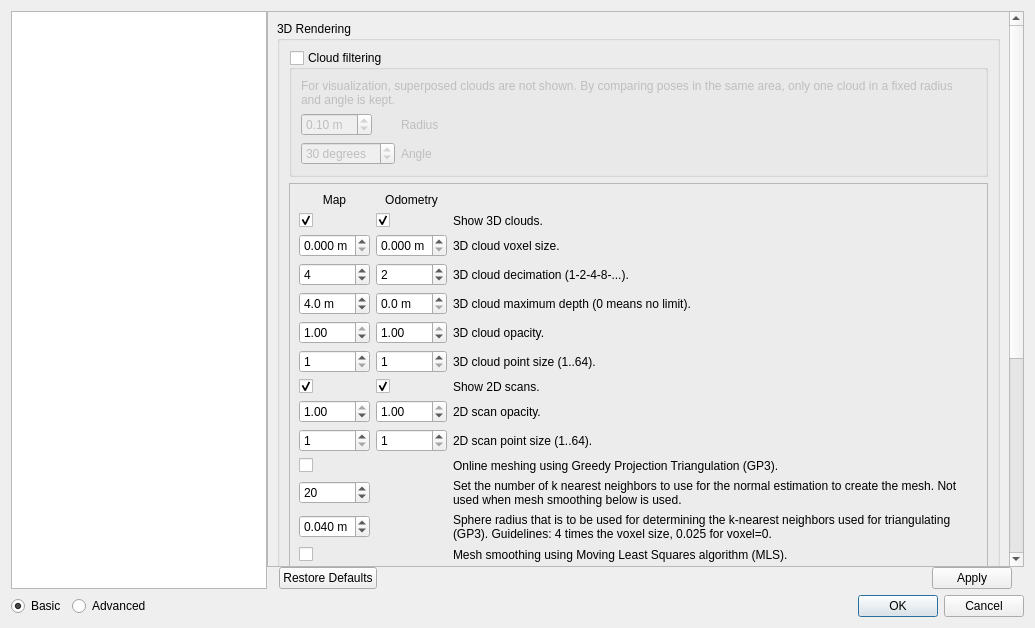
introlab/rtabmap, file guilib/src/ui/preferencesDialog.ui: the form before one commit.
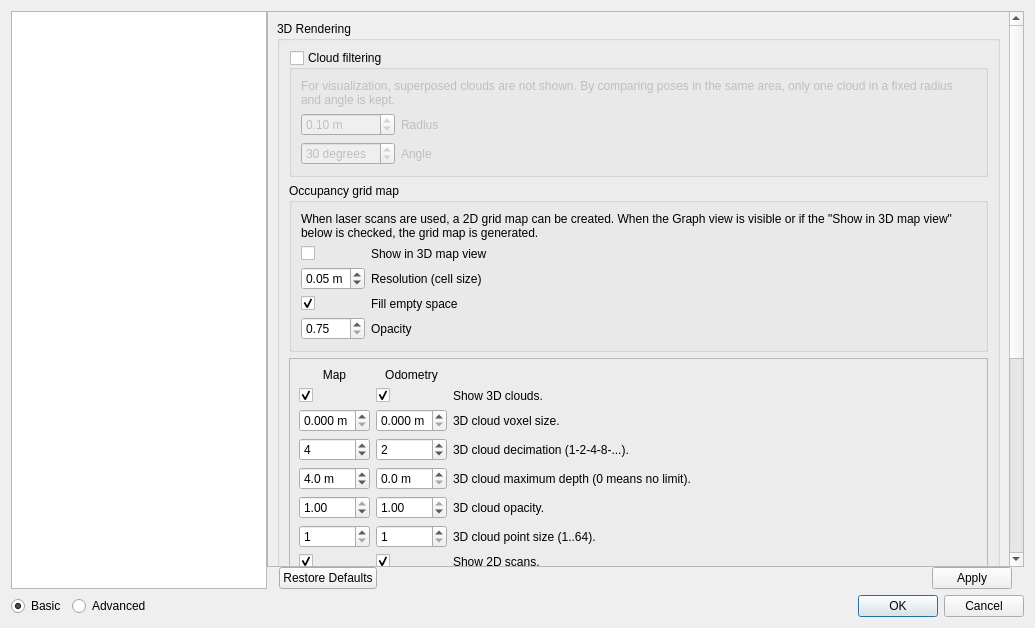
The form after the commit. Icons and pictures are not drawn. Custom widgets are drawn as their Qt base class.

Commit message: -Added the grid map in the 3D map view (pcl::TextureMesh, available only when pcl>=1.7.2). Refactored how 2d maps are created. -Fixed export grid map on Mac OS X.

Diff of the .ui file:
```diff
--- a/guilib/src/ui/preferencesDialog.ui
+++ b/guilib/src/ui/preferencesDialog.ui
@@ -63,9 +63,9 @@
           <property name="geometry">
            <rect>
             <x>0</x>
-            <y>-185</y>
-            <width>737</width>
-            <height>893</height>
+            <y>0</y>
+            <width>732</width>
+            <height>1198</height>
            </rect>
           </property>
           <layout class="QVBoxLayout" name="verticalLayout_16">
@@ -361,7 +361,7 @@
                         </widget>
                        </item>
                        <item>
-                        <layout class="QFormLayout" name="formLayout_22">
+                        <layout class="QGridLayout" name="gridLayout_17" rowstretch="0,0" columnstretch="0,1">
                          <item row="0" column="0">
                           <widget class="QDoubleSpinBox" name="doubleSpinBox_cloudFilterRadius">
                            <property name="suffix">
@@ -382,13 +382,6 @@
                            </property>
                           </widget>
                          </item>
-                         <item row="1" column="1">
-                          <widget class="QLabel" name="label_48">
-                           <property name="text">
-                            <string>Angle</string>
-                           </property>
-                          </widget>
-                         </item>
                          <item row="1" column="0">
                           <widget class="QDoubleSpinBox" name="doubleSpinBox_cloudFilterAngle">
                            <property name="suffix">
@@ -402,6 +395,122 @@
                            </property>
                            <property name="value">
                             <double>30.000000000000000</double>
+                           </property>
+                          </widget>
+                         </item>
+                         <item row="1" column="1">
+                          <widget class="QLabel" name="label_48">
+                           <property name="text">
+                            <string>Angle</string>
+                           </property>
+                          </widget>
+                         </item>
+                        </layout>
+                       </item>
+                      </layout>
+                     </widget>
+                    </item>
+                    <item>
+                     <widget class="QGroupBox" name="groupBox_gridMap">
+                      <property name="title">
+                       <string>Occupancy grid map</string>
+                      </property>
+                      <property name="checkable">
+                       <bool>false</bool>
+                      </property>
+                      <property name="checked">
+                       <bool>false</bool>
+                      </property>
+                      <layout class="QVBoxLayout" name="verticalLayout_45">
+                       <item>
+                        <widget class="QLabel" name="label_167">
+                         <property name="text">
+                          <string>When laser scans are used, a 2D grid map can be created. When the Graph view is visible or if the &quot;Show in 3D map view&quot; below is checked, the grid map is generated.</string>
+                         </property>
+                         <property name="wordWrap">
+                          <bool>true</bool>
+                         </property>
+                        </widget>
+                       </item>
+                       <item>
+                        <layout class="QGridLayout" name="gridLayout_20" columnstretch="0,1">
+                         <item row="1" column="0">
+                          <widget class="QDoubleSpinBox" name="doubleSpinBox_map_resolution">
+                           <property name="suffix">
+                            <string> m</string>
+                           </property>
+                           <property name="minimum">
+                            <double>0.010000000000000</double>
+                           </property>
+                           <property name="maximum">
+                            <double>1.000000000000000</double>
+                           </property>
+                           <property name="value">
+                            <double>0.050000000000000</double>
+                           </property>
+                          </widget>
+                         </item>
+                         <item row="1" column="1">
+                          <widget class="QLabel" name="label_159">
+                           <property name="text">
+                            <string>Resolution (cell size)</string>
+                           </property>
+                          </widget>
+                         </item>
+                         <item row="2" column="1">
+                          <widget class="QLabel" name="label_164">
+                           <property name="text">
+                            <string>Fill empty space</string>
+                           </property>
+                          </widget>
+                         </item>
+                         <item row="2" column="0">
+                          <widget class="QCheckBox" name="checkBox_map_fillEmptySpace">
+                           <property name="text">
+                            <string/>
+                           </property>
+                           <property name="checked">
+                            <bool>true</bool>
+                           </property>
+                          </widget>
+                         </item>
+                         <item row="3" column="0">
+                          <widget class="QDoubleSpinBox" name="doubleSpinBox_map_opacity">
+                           <property name="suffix">
+                            <string/>
+                           </property>
+                           <property name="minimum">
+                            <double>0.750000000000000</double>
+                           </property>
+                           <property name="maximum">
+                            <double>1.000000000000000</double>
+                           </property>
+                           <property name="value">
+                            <double>0.750000000000000</double>
+                           </property>
+                          </widget>
+                         </item>
+                         <item row="3" column="1">
+                          <widget class="QLabel" name="label_170">
+                           <property name="text">
+                            <string>Opacity</string>
+                           </property>
+                          </widget>
+                         </item>
+                         <item row="0" column="0">
+                          <widget class="QCheckBox" name="checkBox_map_shown">
+                           <property name="text">
+                            <string/>
+                           </property>
+                           <property name="checked">
+                            <bool>false</bool>
+                           </property>
+                          </widget>
+                         </item>
+                         <item row="0" column="1">
+                          <widget class="QLabel" name="label_map_shown">
+                           <property name="text">
+                            <string>Show in 3D map view</string>
                            </property>
                           </widget>
                          </item>
```
The commit also changes 15 other files.
